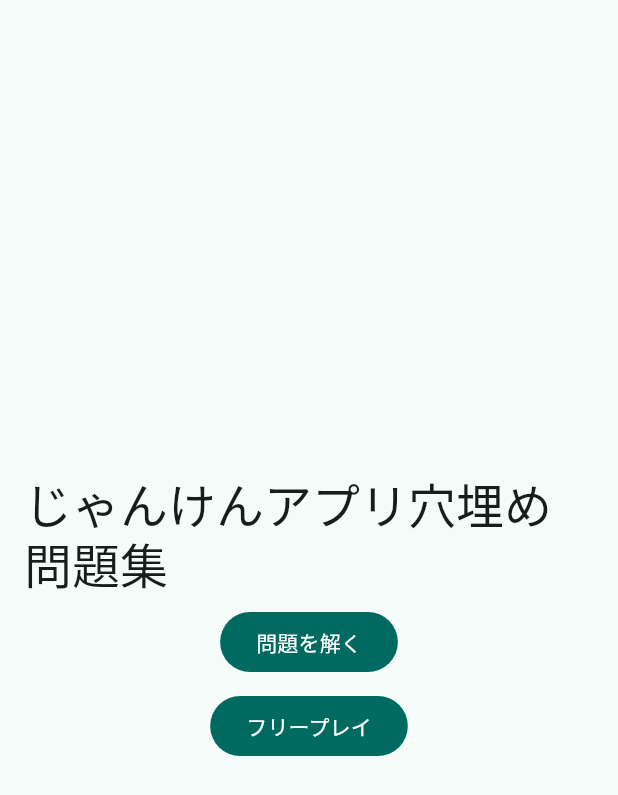
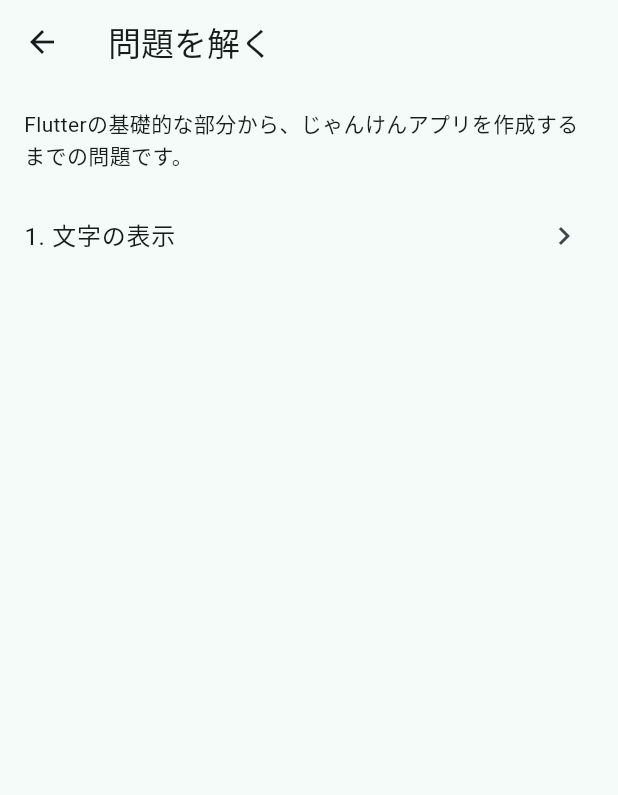
Before and after one commit to ogura-daiki/jyanken_app_drills_01, a Flutter app: the screen it shows after launch, after a tap on "問題を解く", on a phone screen of 412 x 824 dp. Shown: the top 795 px of the screen. Run offline on Flutter 3.47's test engine with Material 3 defaults, Android fonts, the phone set to English and light mode, and no system bars; our stand-ins replace flutter_hooks, freezed_annotation, get_it, go_router, hooks_riverpod, riverpod_annotation; generated files the repository leaves out were written again.

Commit message:
問題のモデル作成、問題一覧ページを追加。

```diff
--- /dev/null
+++ b/lib/src/model/question/question.dart
@@ -0,0 +1,24 @@
+import 'package:freezed_annotation/freezed_annotation.dart';
+import 'package:jyanken_app_drills/src/model/question/question_rule.dart';
+import 'package:jyanken_app_drills/src/model/widget/widget_entity/widget_entity.dart';
+part 'question.freezed.dart';
+
+@freezed
+abstract class Question with _$Question {
+  const Question._();
+  const factory Question({
+    required int index,
+    required String projectId,
+    required String name,
+    required WidgetEntityRoot initialRoot,
+
+    /// required List<QuestionDescription> descriptions,
+    ///
+    /// QuestionDescription({
+    ///   required String descriptionText,
+    ///   required String descriptionAssetImagePath,
+    /// })
+    ///
+    required List<QuestionRule> validators,
+  }) = _Question;
+}
--- /dev/null
+++ b/lib/src/model/question/questions.dart
@@ -0,0 +1,32 @@
+import 'package:jyanken_app_drills/src/core/widget_entity.dart';
+import 'package:jyanken_app_drills/src/model/question/question.dart';
+import 'package:jyanken_app_drills/src/model/widget/widget_entity/widget_entity.dart';
+
+final class Questions {
+  const Questions._();
+
+  static final List<Question> values = .unmodifiable(<Question>[
+    .new(
+      index: 0,
+      projectId: "q1-0",
+      name: "文字の表示",
+      initialRoot: .new(id: .create(), args: .initial),
+      validators: [
+        .new(
+          valSelector: (root) => root.args.child,
+          matcher: .requiredType<WidgetEntityText>(),
+          errorMessage: "ルート要素の直下にTextを配置してください",
+        ),
+        .new(
+          valSelector: (root) => root.args.child
+              .requireType<WidgetEntityText>()
+              .getOrThrow(null)
+              .args
+              .text,
+          matcher: .requiredValue("こんにちは"),
+          errorMessage: "Textに こんにちは と表示してください",
+        ),
+      ],
+    ),
+  ]);
+}
--- a/lib/src/screen/home/screen_home.dart
+++ b/lib/src/screen/home/screen_home.dart
@@ -21,7 +21,12 @@ class ScreenHome extends StatelessWidget {
                 "じゃんけんアプリ穴埋め問題集",
                 style: Theme.of(context).textTheme.headlineLarge,
               ),
-              FilledButton(onPressed: () {}, child: Text("問題を解く")),
+              FilledButton(
+                onPressed: () {
+                  QuestionListScreenRoute().go(context);
+                },
+                child: Text("問題を解く"),
+              ),
               FilledButton(
                 onPressed: () {
                   FreePlayScreenRoute().go(context);
--- /dev/null
+++ b/lib/src/screen/questions/screen_questions.dart
@@ -0,0 +1,42 @@
+import 'package:flutter/material.dart';
+import 'package:go_router/go_router.dart';
+import 'package:jyanken_app_drills/src/model/question/questions.dart';
+
+class ScreenQuestions extends StatelessWidget {
+  const ScreenQuestions({super.key});
+
+  @override
+  Widget build(BuildContext context) {
+    return Scaffold(
+      appBar: AppBar(
+        leading: IconButton(
+          onPressed: () {
+            context.pop();
+          },
+          icon: Icon(Icons.arrow_back),
+        ),
+        title: Text("問題を解く"),
+      ),
+      body: ListView.builder(
+        itemCount: Questions.values.length + 1,
+        itemBuilder: (context, index) {
+          if (index == 0) {
+            return Padding(
+              padding: const .all(16),
+              child: Text("Flutterの基礎的な部分から、じゃんけんアプリを作成するまでの問題です。"),
+            );
+          }
+          final question = Questions.values[index - 1];
+
+          return ListTile(
+            trailing: Icon(Icons.keyboard_arrow_right),
+            title: Text("$index. ${question.name}"),
+            onTap: () {
+              // TODO: 問題画面を開く
+            },
+          );
+        },
+      ),
+    );
+  }
+}
```
Also changed, not shown: lib/src/core/widget_entity.dart (added, +7 -0 lines), lib/src/model/question/question_matcher.dart (added, +23 -0 lines), lib/src/model/question/question_rule.dart (added, +14 -0 lines), lib/src/routes/routes.dart (+15 -1 lines), lib/src/model/question/question.freezed.dart (added), lib/src/routes/routes.g.dart.
